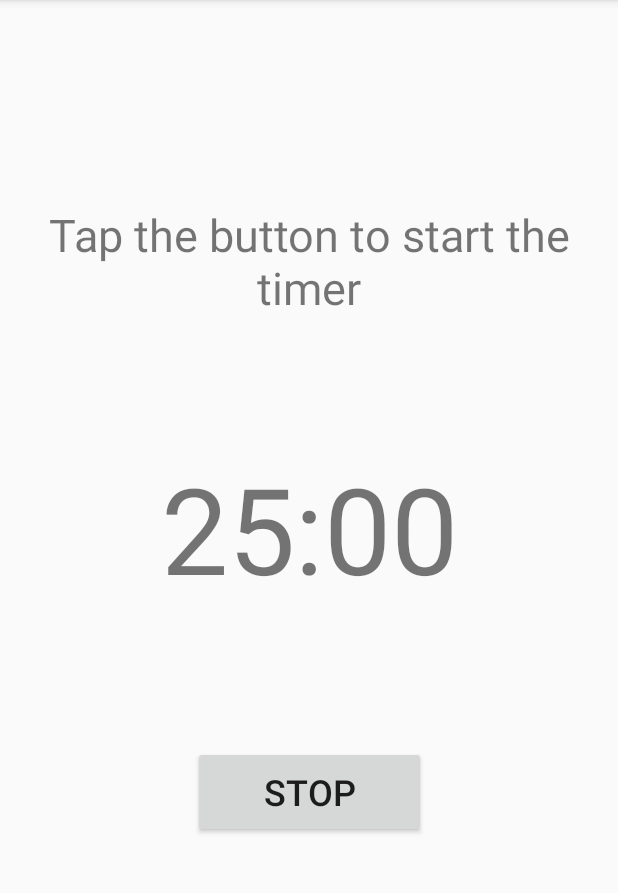
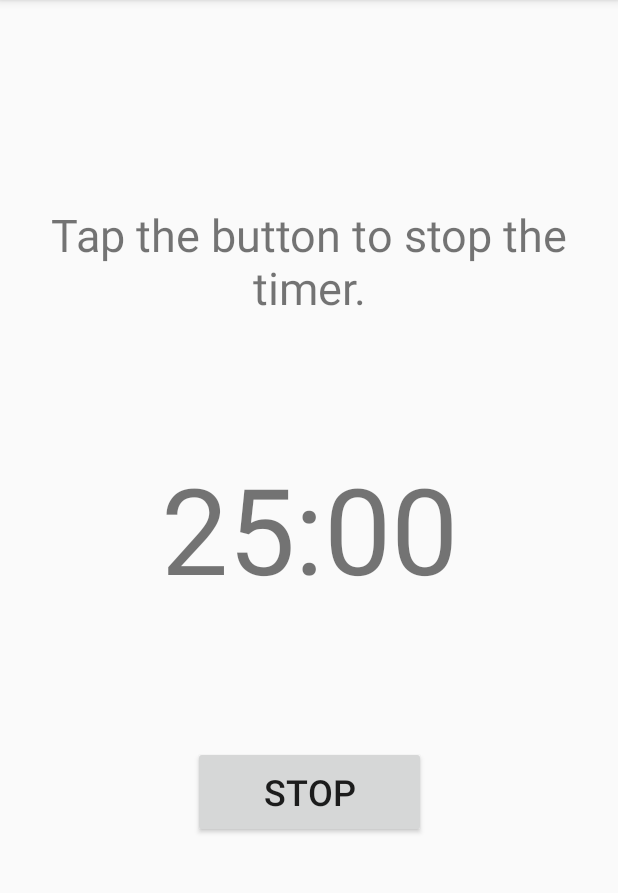
Before and after one commit to chrisanker-zz/pomodoro-app-android, an Android app: the screen it shows after launch (MainActivity), after a tap on "START", on a phone screen of 412 x 824 dp, the part 84-977 px from its top. Run offline under Robolectric (Android 15) with nearby library versions, the phone set to English and light mode, and no system bars.

Commit message:
new test and applying methods in MainActivity.java

```diff
--- a/app/src/main/java/com/cal109/pomodoroapp/MainActivity.java
+++ b/app/src/main/java/com/cal109/pomodoroapp/MainActivity.java
@@ -2,6 +2,7 @@ package com.cal109.pomodoroapp;
 
 import androidx.appcompat.app.AppCompatActivity;
 
+import android.annotation.SuppressLint;
 import android.os.Bundle;
 import android.os.CountDownTimer;
 import android.view.View;
@@ -21,6 +22,9 @@ public class MainActivity extends AppCompatActivity implements View.OnClickListe
     private long seconds;
     String secondsString;
     String minutesString;
+    private String mainTextVariable;
+
+    WorkTimeCounter workTimeCounter = new WorkTimeCounter();
 
     CountDownTimer workCountDown = new CountDownTimer(1501000,1000) {
         @Override
@@ -52,6 +56,7 @@ public class MainActivity extends AppCompatActivity implements View.OnClickListe
         }
     };
 
+
     @Override
     protected void onCreate(Bundle savedInstanceState) {
         super.onCreate(savedInstanceState);
@@ -65,18 +70,21 @@ public class MainActivity extends AppCompatActivity implements View.OnClickListe
 
     }
 
+    @SuppressLint("SetTextI18n")
     @Override
     public void onClick(View v) {
         if (!timerStarted){
             timerStarted = true;
             workCountDown.start();
             mainButton.setText("Stop");
+            mainTextView.setText("Tap the button to " + workTimeCounter.setTextviewStringToStop() + " the timer.");
         }
         else{
             timerStarted = false;
             workCountDown.cancel();
             breakCountDown.cancel();
             mainButton.setText("Start");
+            mainTextView.setText("Tap the button to " + workTimeCounter.setTextviewStringToStart() + " the timer.");
         }
 
     }
```
Also changed, not shown: app/src/main/java/com/cal109/pomodoroapp/WorkTimeCounter.java (+6 -2 lines), 1 other file.
